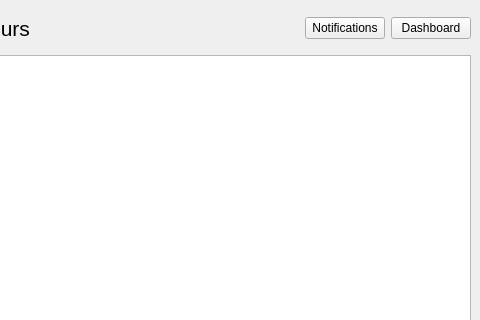
Old version of the form uilistuser.ui in the repository TURKEYSTAR/Bank; both pictures show x 120 to 600 and y 0 to 320 of the 600 by 500 pixel window.
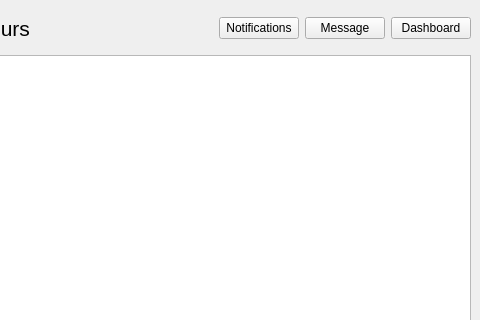
New version of the form.

```diff
--- a/uilistuser.ui
+++ b/uilistuser.ui
@@ -68,6 +68,13 @@
        </property>
       </widget>
      </item>
+     <item>
+      <widget class="QPushButton" name="pushButtonMessage">
+       <property name="text">
+        <string>Message</string>
+       </property>
+      </widget>
+     </item>
      <item>
       <widget class="QPushButton" name="pushButtonDashboard">
        <property name="text">
```
